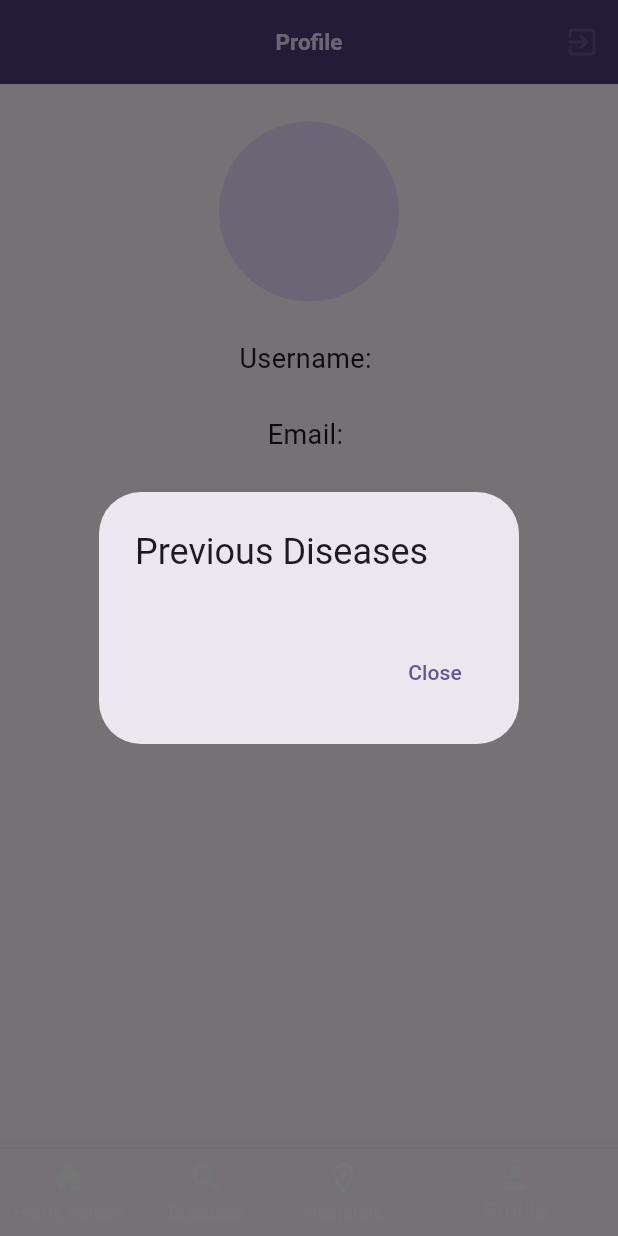
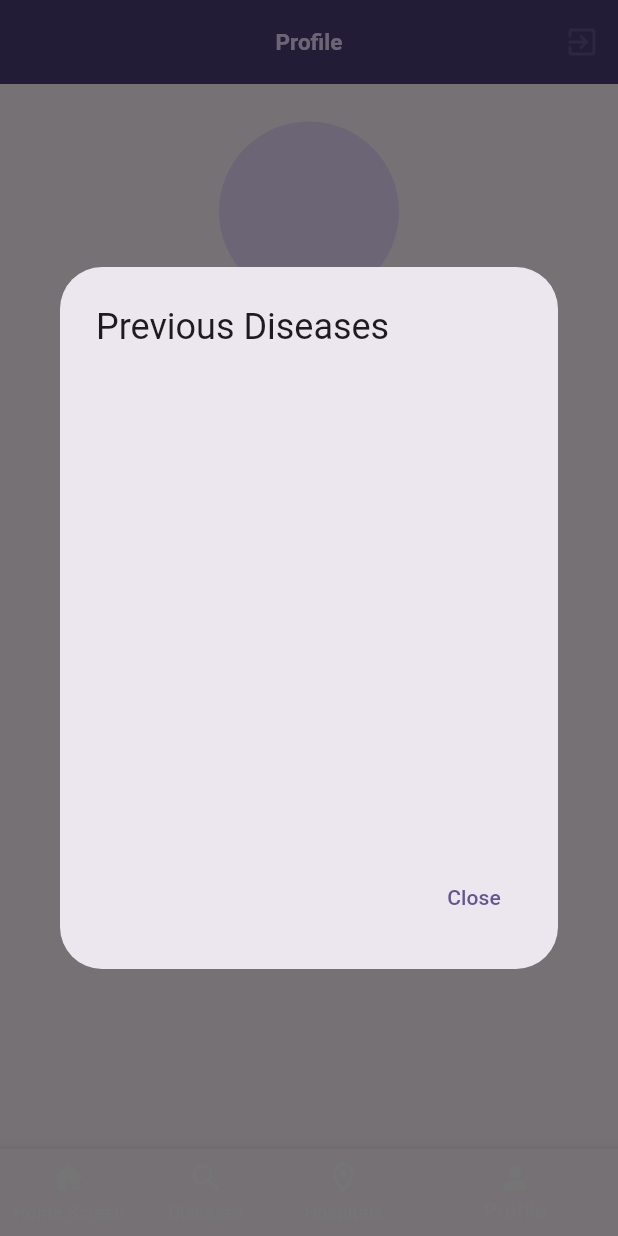
Before and after one commit to 2910Abhishek/DiseasePredictionApp, a Flutter app: the screen it shows once a user with an empty profile is signed in, item 4 of the bottom bar chosen, after a tap on "History", on a phone screen of 412 x 824 dp. Run offline on Flutter 3.47's test engine with Material 3 defaults, Android fonts, the phone set to English and light mode, and no system bars; our stand-ins replace cloud_firestore, dropdown_button2, firebase_auth, firebase_core, firebase_storage, geolocator and 3 more; accounts and stored records are empty; network calls fail.

Commit message:
successfully showed the previus disease history

```diff
--- a/diseasepredictor/lib/screens/profile.dart
+++ b/diseasepredictor/lib/screens/profile.dart
@@ -86,10 +86,6 @@ class _ProfileScreenState extends State<ProfileScreen> {
                   Padding(padding: EdgeInsets.only(top: 15, bottom: 10)),
                   CircleAvatar(
                     radius: 60,
-                    backgroundImage: _profileImageUrl.isNotEmpty
-                        ? NetworkImage(_profileImageUrl)
-                        : AssetImage('assets/images/default_image.png')
-                            as ImageProvider,
                   ),
                   SizedBox(height: 25),
                   Text(
@@ -121,8 +117,10 @@ class _ProfileScreenState extends State<ProfileScreen> {
       builder: (BuildContext context) {
         return AlertDialog(
           title: Text('Previous Diseases'),
-          content: SingleChildScrollView(
-            child: Column(
+          content: SizedBox(
+            width: double.maxFinite,
+            height: 300,
+            child: ListView(
               children: _previousDiseases.map((disease) {
                 return ListTile(
                   title: Text(disease.diseaseName),
```
